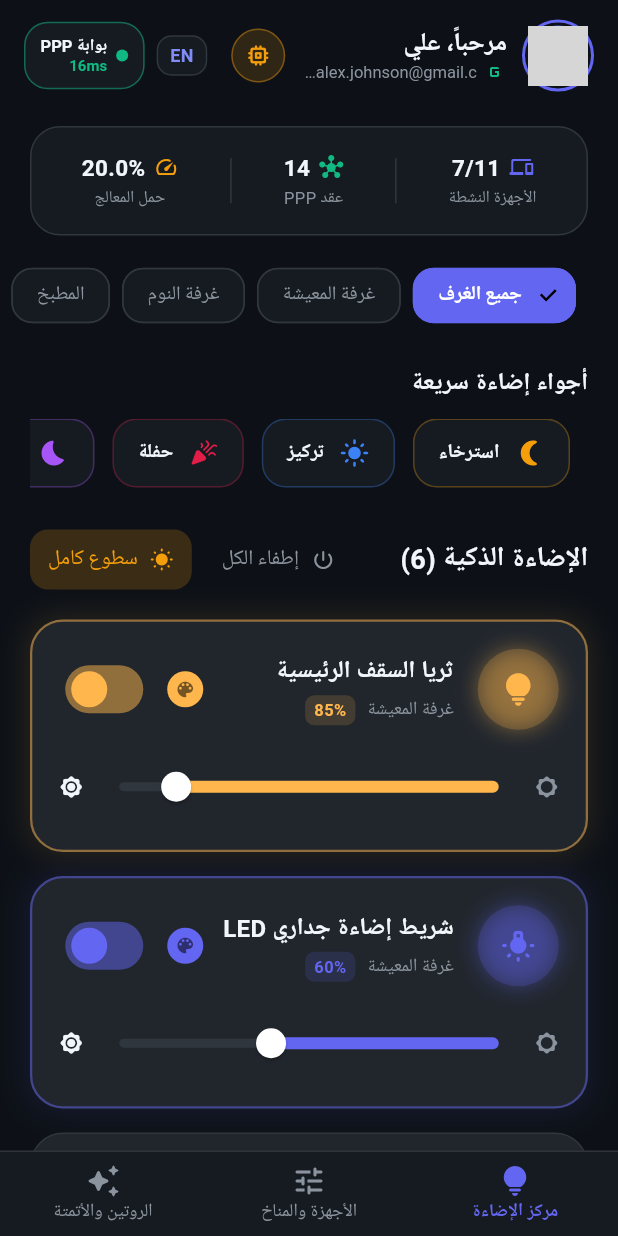
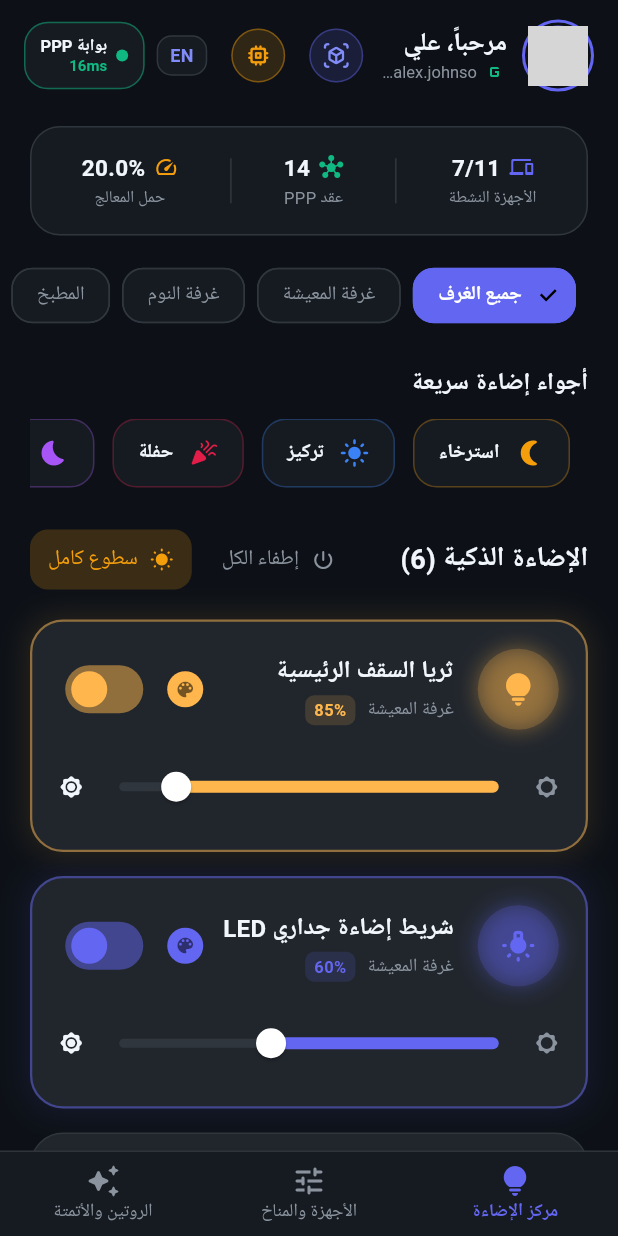
Before and after one commit to germenaly-lab/smartlive, a Flutter app: the screen it shows after launch, after a tap on "English", after a tap on "العربية", after a tap on "تسجيل الدخول باستخدام جوجل", on a phone screen of 412 x 824 dp. Run offline on Flutter 3.47's test engine with Material 3 defaults, Android fonts, the phone set to English and light mode, and no system bars; our stand-ins replace google_fonts, google_sign_in; network calls fail; grey boxes are pictures that could not be loaded.

Commit message:
Add 3D Interactive Object Studio and 3D device gesture card controls

```diff
--- a/lib/views/dashboard_screen.dart
+++ b/lib/views/dashboard_screen.dart
@@ -5,6 +5,7 @@ import '../models/ppp_system_model.dart';
 import 'lighting_view.dart';
 import 'devices_view.dart';
 import 'automations_view.dart';
+import 'three_d_interactive_view.dart';
 import 'ppp_connection_dialog.dart';
 import 'esp32_provisioning_dialog.dart';
 import 'login_screen.dart';
@@ -19,7 +20,7 @@ class DashboardScreen extends StatefulWidget {
 }
 
 class _DashboardScreenState extends State<DashboardScreen> {
-  int _activeTab = 0; // 0 = Lighting, 1 = Appliances, 2 = Automations
+  int _activeTab = 0; // 0 = Lighting, 1 = Appliances, 2 = Automations, 3 = 3D Studio
 
   final List<String> _rooms = [
     'All Rooms',
@@ -105,6 +106,27 @@ class _DashboardScreenState extends State<DashboardScreen> {
                       ),
                     ],
                   ),
+                ),
+
+                // 3D Interactive Mode Toggle Button
+                IconButton(
+                  tooltip: isAr ? 'تحكم 3D التفاعلي' : '3D Object Studio',
+                  icon: Container(
+                    padding: const EdgeInsets.all(8),
+                    decoration: BoxDecoration(
+                      color: _activeTab == 3
+                          ? AppTheme.primaryGlow
+                          : AppTheme.primary.withValues(alpha: 0.15),
+                      shape: BoxShape.circle,
+                      border: Border.all(color: AppTheme.primary.withValues(alpha: 0.4)),
+                    ),
+                    child: Icon(
+                      Icons.view_in_ar_rounded,
+                      color: _activeTab == 3 ? Colors.black : AppTheme.primaryGlow,
+                      size: 18,
+                    ),
+                  ),
+                  onPressed: () => setState(() => _activeTab = _activeTab == 3 ? 0 : 3),
                 ),
 
                 // ESP32 Provisioning Button
@@ -274,7 +296,7 @@ class _DashboardScreenState extends State<DashboardScreen> {
                 ),
               ),
 
-              // Room Selector Tabs (only shown on Lighting or Devices tab)
+              // Room Selector Tabs (only shown on Lighting, Devices or 3D tab)
               if (_activeTab != 2)
                 SingleChildScrollView(
                   scrollDirection: Axis.horizontal,
@@ -307,7 +329,7 @@ class _DashboardScreenState extends State<DashboardScreen> {
                   ),
                 ),
 
-              // Body Content (Lighting, Appliances, or Automations)
+              // Body Content (Lighting, Appliances, Automations, or 3D Interactive Studio)
               Expanded(
                 child: IndexedStack(
                   index: _activeTab,
@@ -315,20 +337,21 @@ class _DashboardScreenState extends State<DashboardScreen> {
                     LightingView(controller: widget.controller),
                     DevicesView(controller: widget.controller),
                     AutomationsView(controller: widget.controller),
+                    ThreeDInteractiveView(controller: widget.controller),
                   ],
                 ),
               ),
             ],
           ),
 
-          // Bottom Navigation Bar with 3 Tabs
+          // Bottom Navigation Bar
           bottomNavigationBar: Container(
             decoration: const BoxDecoration(
               color: AppTheme.surfaceDark,
               border: Border(top: BorderSide(color: AppTheme.borderDark)),
             ),
             child: BottomNavigationBar(
-              currentIndex: _activeTab,
+              currentIndex: _activeTab > 2 ? 0 : _activeTab,
               onTap: (index) => setState(() => _activeTab = index),
               backgroundColor: AppTheme.surfaceDark,
               selectedItemColor: isRemote ? AppTheme.accentPurple : AppTheme.primary,
--- /dev/null
+++ b/lib/views/three_d_interactive_view.dart
@@ -0,0 +1,122 @@
+import 'package:flutter/material.dart';
+import '../theme/app_theme.dart';
+import '../services/smart_home_controller.dart';
+import '../models/device_model.dart';
+import '../widgets/three_d_device_card.dart';
+
+class ThreeDInteractiveView extends StatelessWidget {
+  final SmartHomeController controller;
+
+  const ThreeDInteractiveView({super.key, required this.controller});
+
+  @override
+  Widget build(BuildContext context) {
+    final devices = controller.filteredDevices;
+    final isAr = controller.isArabic;
+
+    return SingleChildScrollView(
+      padding: const EdgeInsets.symmetric(horizontal: 20, vertical: 16),
+      child: Column(
+        crossAxisAlignment: CrossAxisAlignment.start,
+        children: [
+          // Banner & Header
+          Container(
+            padding: const EdgeInsets.all(18),
+            decoration: BoxDecoration(
+              gradient: LinearGradient(
+                colors: [
+                  AppTheme.primary.withValues(alpha: 0.3),
+                  AppTheme.accentPurple.withValues(alpha: 0.3),
+                ],
+                begin: Alignment.topLeft,
+                end: Alignment.bottomRight,
+              ),
+              borderRadius: BorderRadius.circular(24),
+              border: Border.all(color: AppTheme.primary.withValues(alpha: 0.4)),
+            ),
+            child: Row(
+              children: [
+                Container(
+                  padding: const EdgeInsets.all(14),
+                  decoration: BoxDecoration(
+                    color: AppTheme.primary.withValues(alpha: 0.2),
+                    shape: BoxShape.circle,
+                  ),
+                  child: const Icon(Icons.view_in_ar_rounded, color: AppTheme.primaryGlow, size: 32),
+                ),
+                const SizedBox(width: 16),
+                Expanded(
+                  child: Column(
+                    crossAxisAlignment: CrossAxisAlignment.start,
+                    children: [
+                      Text(
+                        isAr ? 'التحكم باللمس ثلاثي الأبعاد' : '3D Interactive Object Studio',
+                        style: const TextStyle(
+                          fontSize: 18,
+                          fontWeight: FontWeight.bold,
+                          color: AppTheme.textPrimary,
+                        ),
+                      ),
+                      const SizedBox(height: 4),
+                      Text(
+                        isAr
+                            ? 'اضغط مباشرة على مجسمات 3D للتشغيل أو اسحب لضبط السطوع والحرارة بدون أزرار تقليدية'
+                            : 'Tap 3D device objects to toggle or slide to adjust parameters without flat buttons',
+                        style: TextStyle(fontSize: 12, color: AppTheme.textSecondary, height: 1.3),
+                      ),
+                    ],
+                  ),
+                ),
+              ],
+            ),
+          ),
+
+          const SizedBox(height: 24),
+
+          // Room Section Header
+          Text(
+            '${controller.getLocalizedRoom(controller.selectedRoom)} (${devices.length})',
+            style: const TextStyle(
+              fontSize: 16,
+              fontWeight: FontWeight.bold,
+              color: AppTheme.textPrimary,
+            ),
+          ),
+          const SizedBox(height: 16),
+
+          // 3D Device Grid
+          GridView.builder(
+            shrinkWrap: true,
+            physics: const NeverScrollableScrollPhysics(),
+            gridDelegate: const SliverGridDelegateWithFixedCrossAxisCount(
+              crossAxisCount: 2,
+              crossAxisSpacing: 16,
+              mainAxisSpacing: 16,
+              childAspectRatio: 0.85,
+            ),
+            itemCount: devices.length,
+            itemBuilder: (context, index) {
+              final device = devices[index];
+              final localizedName = controller.getLocalizedDeviceName(device);
+
+              return ThreeDDeviceCard(
+                device: device,
+                localizedName: localizedName,
+                onTap: () => controller.toggleDevice(device.id),
+                onParamChanged: (val) {
+                  if (device.type == DeviceType.light) {
+                    controller.setLightBrightness(device.id, val);
+                  } else if (device.type == DeviceType.hvac) {
+                    controller.setHvacTemperature(device.id, val);
+                  } else if (device.type == DeviceType.curtain) {
+                    controller.setCurtainPosition(device.id, val);
+                  }
+                },
+              );
+            },
+          ),
+        ],
+      ),
+    );
+  }
+}
--- /dev/null
+++ b/lib/widgets/three_d_device_card.dart
@@ -0,0 +1,274 @@
+import 'package:flutter/material.dart';
+import '../theme/app_theme.dart';
+import '../models/device_model.dart';
+
+class ThreeDDeviceCard extends StatefulWidget {
+  final SmartDeviceModel device;
+  final String localizedName;
+  final VoidCallback onTap;
+  final ValueChanged<double>? onParamChanged;
+
+  const ThreeDDeviceCard({
+    super.key,
+    required this.device,
+    required this.localizedName,
+    required this.onTap,
+    this.onParamChanged,
+  });
+
+  @override
+  State<ThreeDDeviceCard> createState() => _ThreeDDeviceCardState();
+}
+
+class _ThreeDDeviceCardState extends State<ThreeDDeviceCard> with SingleTickerProviderStateMixin {
+  late AnimationController _animController;
+  late Animation<double> _scaleAnimation;
+
+  @override
+  void initState() {
+    super.initState();
+    _animController = AnimationController(
+      vsync: this,
+      duration: const Duration(milliseconds: 150),
+    );
+    _scaleAnimation = Tween<double>(begin: 1.0, end: 0.95).animate(
+      CurvedAnimation(parent: _animController, curve: Curves.easeInOut),
+    );
+  }
+
+  @override
+  void dispose() {
+    _animController.dispose();
+    super.dispose();
+  }
+
+  @override
+  Widget build(BuildContext context) {
+    final d = widget.device;
+    final isOn = d.isOn;
+    final accent = d.type == DeviceType.light
+        ? d.color
+        : (d.type == DeviceType.hvac
+            ? AppTheme.accentBlue
+            : (d.type == DeviceType.lock
+                ? (isOn ? AppTheme.accentGreen : AppTheme.accentRose)
+                : AppTheme.accentAmber));
+
+    return GestureDetector(
+      onTapDown: (_) => _animController.forward(),
+      onTapUp: (_) {
+        _animController.reverse();
+        widget.onTap();
+      },
+      onTapCancel: () => _animController.reverse(),
+      child: AnimatedBuilder(
+        animation: _scaleAnimation,
+        builder: (context, child) {
+          return Transform.scale(
+            scale: _scaleAnimation.value,
+            child: AnimatedContainer(
+              duration: const Duration(milliseconds: 300),
+              padding: const EdgeInsets.all(20),
+              decoration: BoxDecoration(
+                borderRadius: BorderRadius.circular(28),
+                gradient: LinearGradient(
+                  colors: isOn
+                      ? [
+                          AppTheme.surfaceDark,
+                          accent.withValues(alpha: 0.25),
+                        ]
+                      : [
+                          AppTheme.cardDark,
+                          AppTheme.surfaceDark,
+                        ],
+                  begin: Alignment.topLeft,
+                  end: Alignment.bottomRight,
+                ),
+                border: Border.all(
+                  color: isOn ? accent.withValues(alpha: 0.6) : AppTheme.borderDark,
+                  width: isOn ? 2 : 1,
+                ),
+                boxShadow: isOn
+                    ? [
+                        BoxShadow(
+                          color: accent.withValues(alpha: 0.35),
+                          blurRadius: 24,
+                          spreadRadius: 2,
+                          offset: const Offset(0, 8),
+                        ),
+                        BoxShadow(
+                          color: Colors.black.withValues(alpha: 0.5),
+                          blurRadius: 10,
+                          offset: const Offset(0, 4),
+                        ),
+                      ]
+                    : [
+                        BoxShadow(
+                          color: Colors.black.withValues(alpha: 0.4),
+                          blurRadius: 12,
+                          offset: const Offset(0, 6),
+                        ),
+                      ],
+              ),
+              child: Column(
+                mainAxisAlignment: MainAxisAlignment.spaceBetween,
+                children: [
+                  // 3D Volumetric Object Avatar
+                  _build3dObjectAvatar(d, isOn, accent),
+
+                  const SizedBox(height: 12),
+
+                  // Device Name & Status
+                  Column(
+                    children: [
+                      Text(
+                        widget.localizedName,
+                        textAlign: TextAlign.center,
+                        maxLines: 1,
+                        overflow: TextOverflow.ellipsis,
+                        style: const TextStyle(
+                          fontSize: 15,
+                          fontWeight: FontWeight.bold,
+                          color: AppTheme.textPrimary,
+                        ),
+                      ),
+                      const SizedBox(height: 4),
+                      Text(
+                        _getParamSummary(d),
+                        style: TextStyle(
+                          fontSize: 12,
+                          fontWeight: FontWeight.w600,
+                          color: isOn ? accent : AppTheme.textMuted,
+                        ),
+                      ),
+                    ],
+                  ),
+
+                  // 3D Interactive Parameter Gesture Ring (if on and adjustable)
+                  if (isOn && widget.onParamChanged != null) ...[
+                    const SizedBox(height: 8),
+                    _build3dParameterSlider(d, accent),
+                  ],
+                ],
+              ),
+            ),
+          );
+        },
+      ),
+    );
+  }
+
+  // --- Volumetric 3D Object Renderer ---
+  Widget _build3dObjectAvatar(SmartDeviceModel d, bool isOn, Color accent) {
+    return Container(
+      width: 84,
+      height: 84,
+      decoration: BoxDecoration(
+        shape: BoxShape.circle,
+        gradient: RadialGradient(
+          colors: isOn
+              ? [
+                  accent.withValues(alpha: 0.8),
+                  accent.withValues(alpha: 0.2),
+                  Colors.transparent,
+                ]
+              : [
+                  AppTheme.cardDark,
+                  AppTheme.surfaceDark,
+                ],
+          radius: 0.85,
+        ),
+        boxShadow: isOn
+            ? [
+                BoxShadow(
+                  color: accent.withValues(alpha: 0.5),
+                  blurRadius: 20,
+                  spreadRadius: 4,
+                ),
+              ]
+            : [],
+      ),
+      child: Center(
+        child: Container(
+          width: 64,
+          height: 64,
+          decoration: BoxDecoration(
+            shape: BoxShape.circle,
+            color: isOn ? accent : AppTheme.surfaceDark,
+            boxShadow: [
+              BoxShadow(
+                color: Colors.black.withValues(alpha: 0.4),
+                blurRadius: 8,
+                offset: const Offset(2, 4),
+              ),
+            ],
+          ),
+          child: Icon(
+            _get3dIcon(d.type, isOn),
+            color: isOn ? Colors.white : AppTheme.textMuted,
+            size: 34,
+          ),
+        ),
+      ),
+    );
+  }
+
+  IconData _get3dIcon(DeviceType type, bool isOn) {
+    switch (type) {
+      case DeviceType.light:
+        return Icons.lightbulb_rounded;
+      case DeviceType.hvac:
+        return Icons.ac_unit_rounded;
+      case DeviceType.lock:
+        return isOn ? Icons.lock_rounded : Icons.lock_open_rounded;
+      case DeviceType.plug:
+        return Icons.power_rounded;
+      case DeviceType.curtain:
+        return Icons.blinds_rounded;
+      case DeviceType.tv:
+        return Icons.tv_rounded;
+    }
+  }
+
+  String _getParamSummary(SmartDeviceModel d) {
+    if (!d.isOn) return 'OFF';
+    switch (d.type) {
+      case DeviceType.light:
+        return '${d.brightness.round()}% Brightness';
+      case DeviceType.hvac:
+        return '${d.value.round()}°C Cool';
+      case DeviceType.lock:
+        return 'LOCKED';
+      case DeviceType.plug:
+        return '${d.value.round()} W Active';
+      case DeviceType.curtain:
+        return '${d.value.round()}% Open';
+      case DeviceType.tv:
+        return 'Volume ${d.value.round()}%';
+    }
+  }
+
+  // --- Interactive Gesture Slider ---
+  Widget _build3dParameterSlider(SmartDeviceModel d, Color accent) {
+    double currentVal = d.type == DeviceType.light ? d.brightness : d.value;
+    double minVal = d.type == DeviceType.hvac ? 16.0 : 0.0;
+    double maxVal = d.type == DeviceType.hvac ? 30.0 : 100.0;
+
+    return SliderTheme(
+      data: SliderThemeData(
+        activeTrackColor: accent,
+        inactiveTrackColor: AppTheme.borderDark,
+        thumbColor: Colors.white,
+        overlayColor: accent.withValues(alpha: 0.2),
+        trackHeight: 6,
+        thumbShape: const RoundSliderThumbShape(enabledThumbRadius: 8),
+      ),
+      child: Slider(
+        value: currentVal.clamp(minVal, maxVal),
+        min: minVal,
+        max: maxVal,
+        onChanged: widget.onParamChanged,
+      ),
+    );
+  }
+}
```
